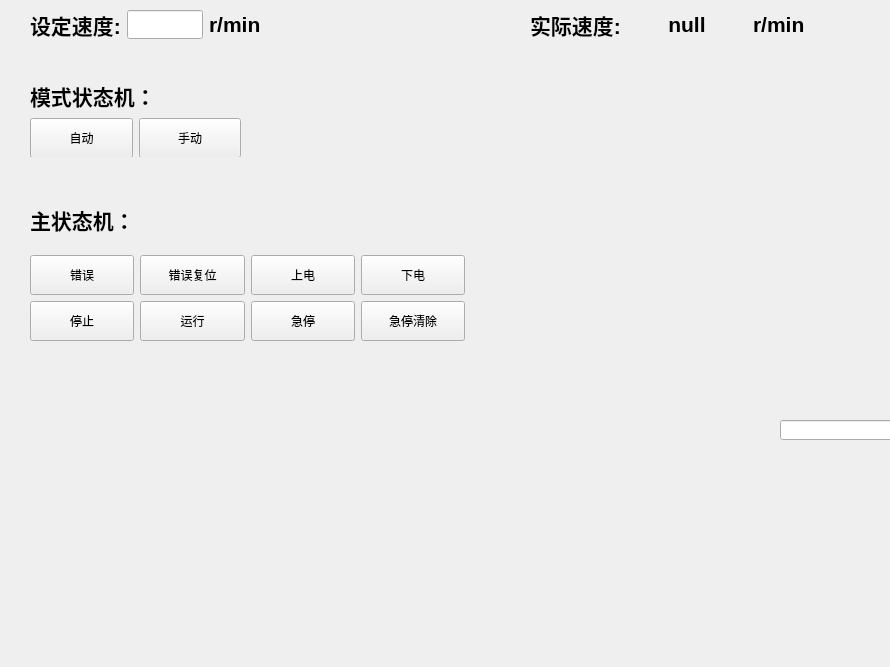
Old version of the form ui/home_page/homepage.ui in the repository 1634609456/qt.
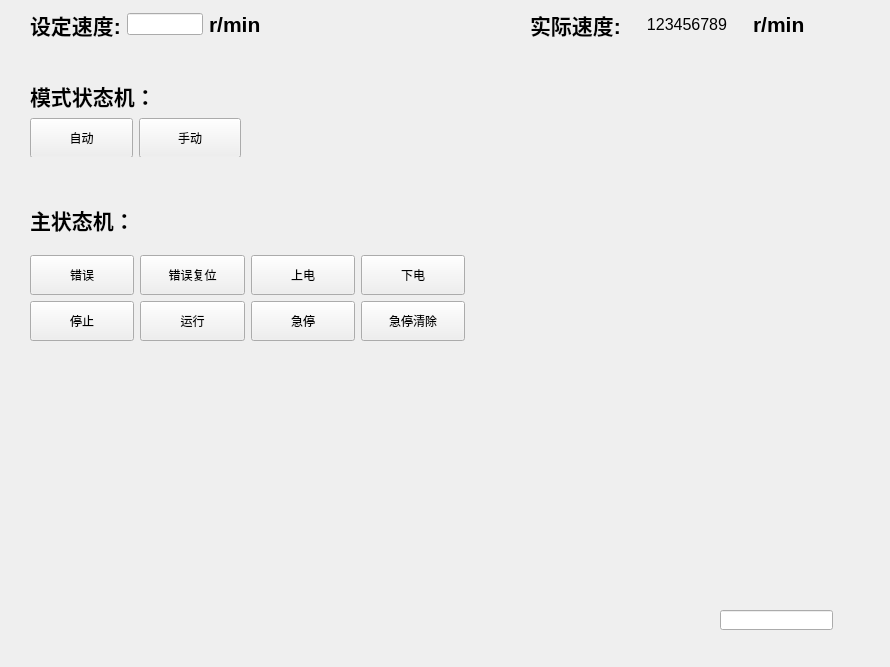
New version of the form.

```diff
--- a/ui/home_page/homepage.ui
+++ b/ui/home_page/homepage.ui
@@ -18,7 +18,7 @@
     <rect>
      <x>530</x>
      <y>10</y>
-     <width>290</width>
+     <width>284</width>
      <height>29</height>
     </rect>
    </property>
@@ -46,15 +46,15 @@
       </property>
       <property name="font">
        <font>
-        <pointsize>16</pointsize>
-        <bold>true</bold>
+        <pointsize>12</pointsize>
+        <bold>false</bold>
        </font>
       </property>
       <property name="layoutDirection">
        <enum>Qt::LayoutDirection::LeftToRight</enum>
       </property>
       <property name="text">
-       <string>null</string>
+       <string>123456789</string>
       </property>
       <property name="alignment">
        <set>Qt::AlignmentFlag::AlignCenter</set>
@@ -79,8 +79,8 @@
   <widget class="QLineEdit" name="lineEdit">
    <property name="geometry">
     <rect>
-     <x>780</x>
-     <y>420</y>
+     <x>720</x>
+     <y>610</y>
      <width>113</width>
      <height>20</height>
     </rect>
@@ -110,20 +110,7 @@
      </widget>
     </item>
     <item>
-     <widget class="QLineEdit" name="lineEdit_2">
-      <property name="font">
-       <font>
-        <pointsize>16</pointsize>
-        <bold>true</bold>
-       </font>
-      </property>
-      <property name="text">
-       <string/>
-      </property>
-      <property name="alignment">
-       <set>Qt::AlignmentFlag::AlignCenter</set>
-      </property>
-     </widget>
+     <widget class="QLineEdit" name="lineEdit_2"/>
     </item>
     <item>
      <widget class="QLabel" name="label_3">
```
